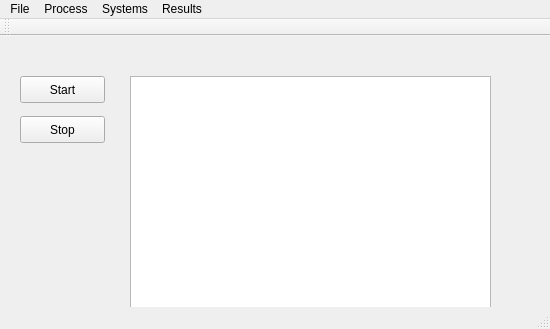
Above: mainwindow.ui from micresh/fluctmodelling before the change. Below: the same form after it.
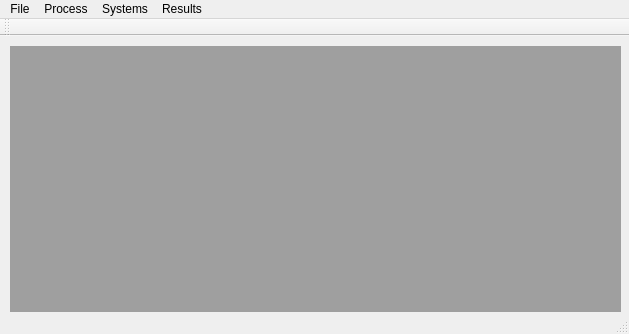
That is the form after the change.

```diff
--- a/mainwindow.ui
+++ b/mainwindow.ui
@@ -6,60 +6,31 @@
    <rect>
     <x>0</x>
     <y>0</y>
-    <width>550</width>
-    <height>329</height>
+    <width>629</width>
+    <height>334</height>
    </rect>
   </property>
   <property name="windowTitle">
    <string>MainWindow</string>
   </property>
   <widget class="QWidget" name="centralWidget">
-   <widget class="QGraphicsView" name="graphicsView">
+   <widget class="QMdiArea" name="mdiArea">
     <property name="geometry">
      <rect>
-      <x>130</x>
-      <y>40</y>
-      <width>361</width>
-      <height>241</height>
+      <x>10</x>
+      <y>10</y>
+      <width>611</width>
+      <height>281</height>
      </rect>
     </property>
    </widget>
-   <widget class="QPushButton" name="start_btn">
-    <property name="geometry">
-     <rect>
-      <x>20</x>
-      <y>40</y>
-      <width>85</width>
-      <height>27</height>
-     </rect>
-    </property>
-    <property name="text">
-     <string>Start</string>
-    </property>
-    <property name="flat">
-     <bool>false</bool>
-    </property>
-   </widget>
-   <widget class="QPushButton" name="stop_btn">
-    <property name="geometry">
-     <rect>
-      <x>20</x>
-      <y>80</y>
-      <width>85</width>
-      <height>27</height>
-     </rect>
-    </property>
-    <property name="text">
-     <string>Stop</string>
-    </property>
-   </widget>
   </widget>
   <widget class="QMenuBar" name="menuBar">
    <property name="geometry">
     <rect>
      <x>0</x>
      <y>0</y>
-     <width>550</width>
+     <width>629</width>
      <height>27</height>
     </rect>
    </property>
```
